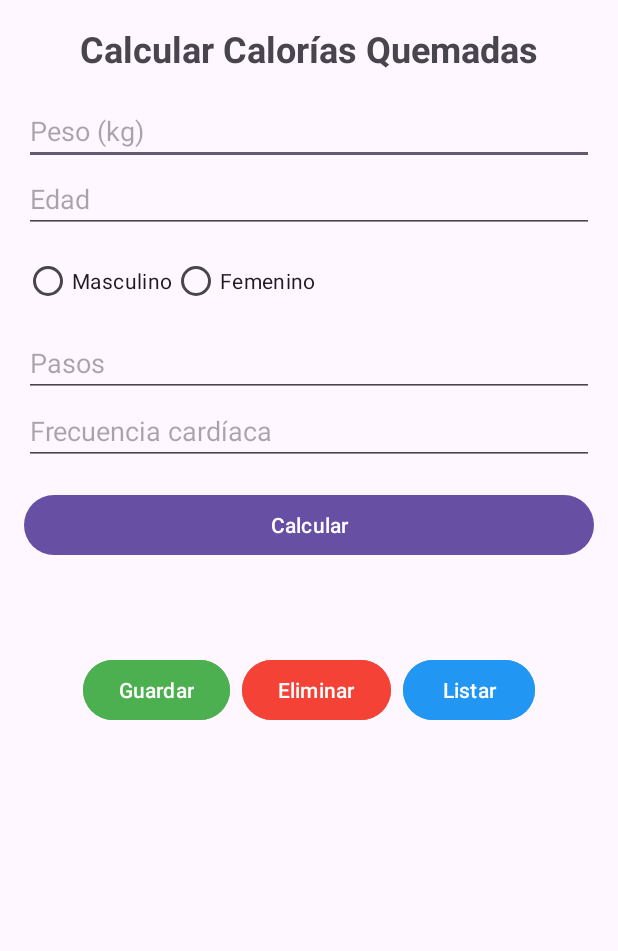
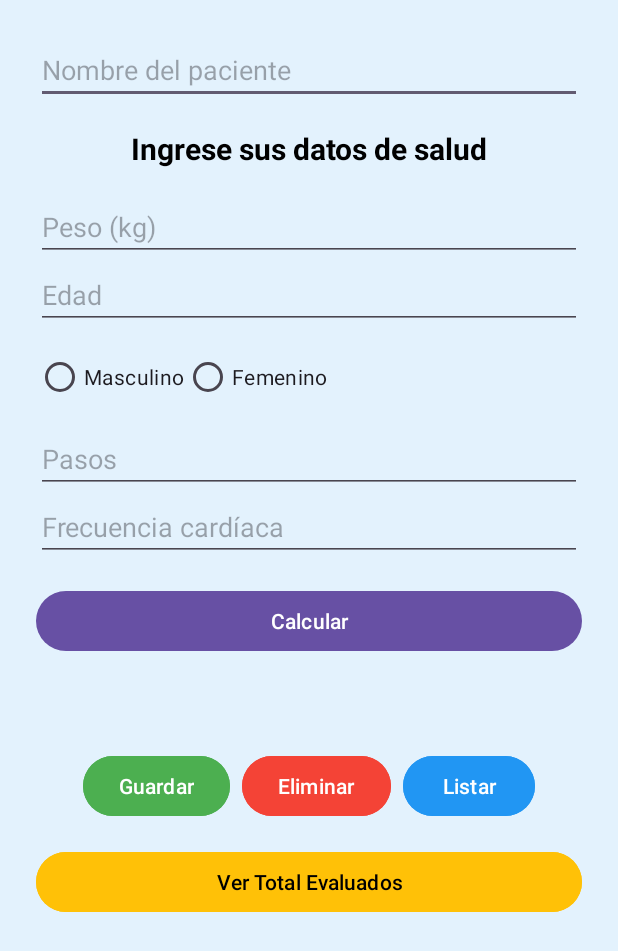
Before and after one commit to DIEGOAGUILAR250499/MonitoreoSaludableD-M, an Android app: the MainActivity screen opened directly, with no data from a screen before it, on a phone screen of 412 x 824 dp. Shown: the top 951 px of the screen. Run offline under Robolectric (Android 15) with nearby library versions, the phone set to English and light mode, and no system bars.

Commit message:
Primer commit del proyecto Monitoreo Saludable

```diff
--- a/app/src/main/java/com/mgtecsystem/monitoreosaludable/MainActivity.kt
+++ b/app/src/main/java/com/mgtecsystem/monitoreosaludable/MainActivity.kt
@@ -1,14 +1,17 @@
 package com.mgtecsystem.monitoreosaludable
 
-import android.annotation.SuppressLint
 import android.os.Bundle
 import android.view.MotionEvent
 import android.view.View
 import android.widget.*
 import androidx.appcompat.app.AppCompatActivity
+import java.text.SimpleDateFormat
+import java.util.*
+
 
 class MainActivity : AppCompatActivity() {
 
+    private lateinit var etNombrePaciente: EditText
     private lateinit var etPeso: EditText
     private lateinit var etEdad: EditText
     private lateinit var rgSexo: RadioGroup
@@ -20,18 +23,17 @@ class MainActivity : AppCompatActivity() {
     private lateinit var btnGuardar: Button
     private lateinit var btnEliminar: Button
     private lateinit var btnListar: Button
+    private lateinit var btnTotalEvaluados: Button
+    private lateinit var tvTotalEvaluados: TextView
     private lateinit var layoutBotonesCrud: LinearLayout
 
     private val listaMonitoreos = mutableListOf<String>()
-    private var nombrePaciente: String = ""
 
-    @SuppressLint("MissingInflatedId")
     override fun onCreate(savedInstanceState: Bundle?) {
         super.onCreate(savedInstanceState)
         setContentView(R.layout.activity_main)
 
-        nombrePaciente = intent.getStringExtra("nombrePaciente") ?: "Paciente"
-
+        etNombrePaciente = findViewById(R.id.etNombrePaciente)
         etPeso = findViewById(R.id.etPeso)
         etEdad = findViewById(R.id.etEdad)
         rgSexo = findViewById(R.id.rgSexo)
@@ -43,8 +45,10 @@ class MainActivity : AppCompatActivity() {
         btnGuardar = findViewById(R.id.btnGuardar)
         btnEliminar = findViewById(R.id.btnEliminar)
         btnListar = findViewById(R.id.btnListar)
+        btnTotalEvaluados = findViewById(R.id.btnTotalEvaluados)
+        tvTotalEvaluados = findViewById(R.id.tvTotalEvaluados)
+
         layoutBotonesCrud = findViewById(R.id.layoutBotonesCrud)
-        layoutBotonesCrud.visibility = View.VISIBLE
 
         btnCalcular.setOnClickListener {
             if (validarEntradas()) {
@@ -77,15 +81,30 @@ class MainActivity : AppCompatActivity() {
                 listaMonitoreos.joinToString("\n\n")
             }
         }
+
+        btnTotalEvaluados.setOnClickListener {
+            val total = listaMonitoreos.size
+            tvTotalEvaluados.text = "Total de personas evaluadas: $total"
+        }
     }
 
     private fun validarEntradas(): Boolean {
+        if (etNombrePaciente.text.isBlank()) return mostrarError("Ingrese el nombre del paciente")
         if (etPeso.text.isBlank()) return mostrarError("Ingrese su peso")
         if (etEdad.text.isBlank()) return mostrarError("Ingrese su edad")
         if (rgSexo.checkedRadioButtonId == -1) return mostrarError("Seleccione su sexo")
         if (etPasos.text.isBlank()) return mostrarError("Ingrese los pasos")
         if (etFrecuencia.text.isBlank()) return mostrarError("Ingrese la frecuencia cardíaca")
-        return true
+
+        return try {
+            etPeso.text.toString().toDouble()
+            etEdad.text.toString().toInt()
+            etPasos.text.toString().toInt()
+            etFrecuencia.text.toString().toInt()
+            true
+        } catch (e: Exception) {
+            mostrarError("Verifique los datos ingresados")
+        }
     }
 
     private fun mostrarError(mensaje: String): Boolean {
@@ -97,7 +116,7 @@ class MainActivity : AppCompatActivity() {
         return when (rgSexo.checkedRadioButtonId) {
             R.id.rbMasculino -> "Masculino"
             R.id.rbFemenino -> "Femenino"
-            else -> "Desconocido"
+            else -> "No especificado"
         }
     }
 
@@ -107,6 +126,7 @@ class MainActivity : AppCompatActivity() {
     }
 
     private fun obtenerResumen(): String {
+        val nombre = etNombrePaciente.text.toString()
         val peso = etPeso.text.toString().toDouble()
         val edad = etEdad.text.toString().toInt()
         val sexo = obtenerSexo()
@@ -114,8 +134,15 @@ class MainActivity : AppCompatActivity() {
         val frecuencia = etFrecuencia.text.toString().toInt()
         val calorias = calcularCalorias(peso, pasos, sexo)
 
+        val sdfFecha = SimpleDateFormat("dd/MM/yyyy", Locale.getDefault())
+        val sdfHora = SimpleDateFormat("HH:mm:ss", Locale.getDefault())
+        val fecha = sdfFecha.format(Date())
+        val hora = sdfHora.format(Date())
+
         return """
-            Nombre: $nombrePaciente
+            Nombre: $nombre
+            Fecha del cálculo: $fecha
+            Hora del cálculo: $hora
             Peso: $peso kg
             Edad: $edad años
             Sexo: $sexo
@@ -131,7 +158,6 @@ class MainActivity : AppCompatActivity() {
             val y = event.y
             val screenHeight = resources.displayMetrics.heightPixels
 
-            Toast.makeText(this, "Toque en x: $x, y: $y", Toast.LENGTH_SHORT).show()
             if (x < 200 && y > screenHeight - 200) {
                 layoutBotonesCrud.visibility =
                     if (layoutBotonesCrud.visibility == View.GONE) View.VISIBLE else View.GONE
--- a/app/src/main/res/layout/activity_main.xml
+++ b/app/src/main/res/layout/activity_main.xml
@@ -1,22 +1,33 @@
 <?xml version="1.0" encoding="utf-8"?>
 <ScrollView xmlns:android="http://schemas.android.com/apk/res/android"
     android:layout_width="match_parent"
-    android:layout_height="match_parent">
+    android:layout_height="match_parent"
+    android:background="#E3F2FD"
+    android:fillViewport="true">
 
     <LinearLayout
         android:layout_width="match_parent"
         android:layout_height="wrap_content"
         android:orientation="vertical"
-        android:padding="16dp">
+        android:padding="24dp">
+
+        <EditText
+            android:id="@+id/etNombrePaciente"
+            android:layout_width="match_parent"
+            android:layout_height="wrap_content"
+            android:hint="Nombre del paciente"
+            android:inputType="textPersonName"
+            android:layout_marginBottom="16dp" />
 
         <TextView
             android:id="@+id/tvTitulo"
             android:layout_width="match_parent"
             android:layout_height="wrap_content"
-            android:text="Calcular Calorías Quemadas"
-            android:textSize="24sp"
+            android:text="Ingrese sus datos de salud"
+            android:textSize="20sp"
             android:textStyle="bold"
             android:gravity="center"
+            android:textColor="#000000"
             android:layout_marginBottom="16dp" />
 
         <EditText
@@ -89,8 +100,7 @@
             android:layout_height="wrap_content"
             android:orientation="horizontal"
             android:gravity="center"
-            android:layout_marginTop="24dp"
-            android:visibility="gone">
+            android:layout_marginTop="24dp">
 
             <Button
                 android:id="@+id/btnGuardar"
@@ -118,5 +128,23 @@
                 android:backgroundTint="#2196F3"
                 android:textColor="#FFFFFF" />
         </LinearLayout>
+
+        <Button
+            android:id="@+id/btnTotalEvaluados"
+            android:layout_width="match_parent"
+            android:layout_height="wrap_content"
+            android:text="Ver Total Evaluados"
+            android:layout_marginTop="16dp"
+            android:backgroundTint="#FFC107"
+            android:textColor="#000000" />
+
+        <TextView
+            android:id="@+id/tvTotalEvaluados"
+            android:layout_width="match_parent"
+            android:layout_height="wrap_content"
+            android:text=""
+            android:textSize="16sp"
+            android:layout_marginTop="8dp"
+            android:textColor="#000000" />
     </LinearLayout>
 </ScrollView>
--- a/app/src/main/res/values/colors.xml
+++ b/app/src/main/res/values/colors.xml
@@ -2,4 +2,5 @@
 <resources>
     <color name="black">#FF000000</color>
     <color name="white">#FFFFFFFF</color>
+    <color name="azulBoton">#1976D2</color>
 </resources>
--- a/app/src/main/res/values/ids.xml
+++ b/app/src/main/res/values/ids.xml
@@ -2,4 +2,6 @@
 <resources>
     <item name="mainLayout" type="id" />
     <item name="etNombre" type="id" />
+    <item name="etNombrePaciente" type="id" />
+    <item name="btnEmpecemos" type="id" />
 </resources>
```
Also changed, not shown: app/src/main/AndroidManifest.xml (+4 -11 lines), app/src/main/java/com/mgtecsystem/monitoreosaludable/BienvenidaActivity.kt (+12 -9 lines), app/src/main/res/layout/activity_bienvenida.xml (+21 -22 lines), app/src/main/res/drawable/salud_icon.png (renamed from app/src/main/res/drawable/salud.png).
